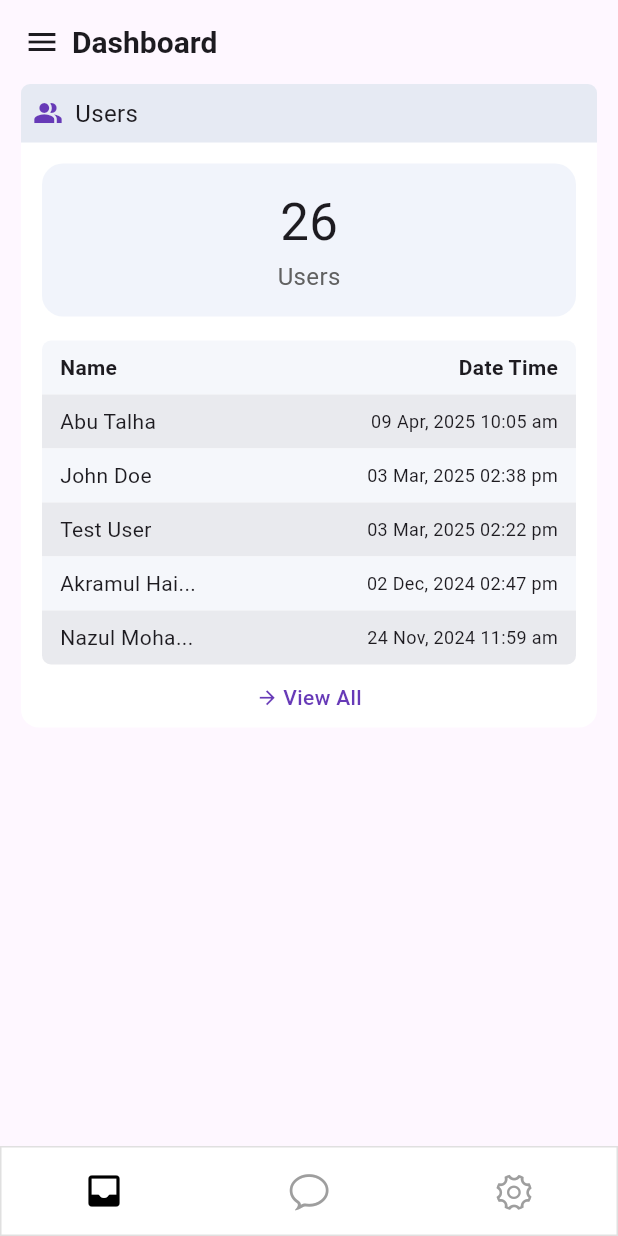
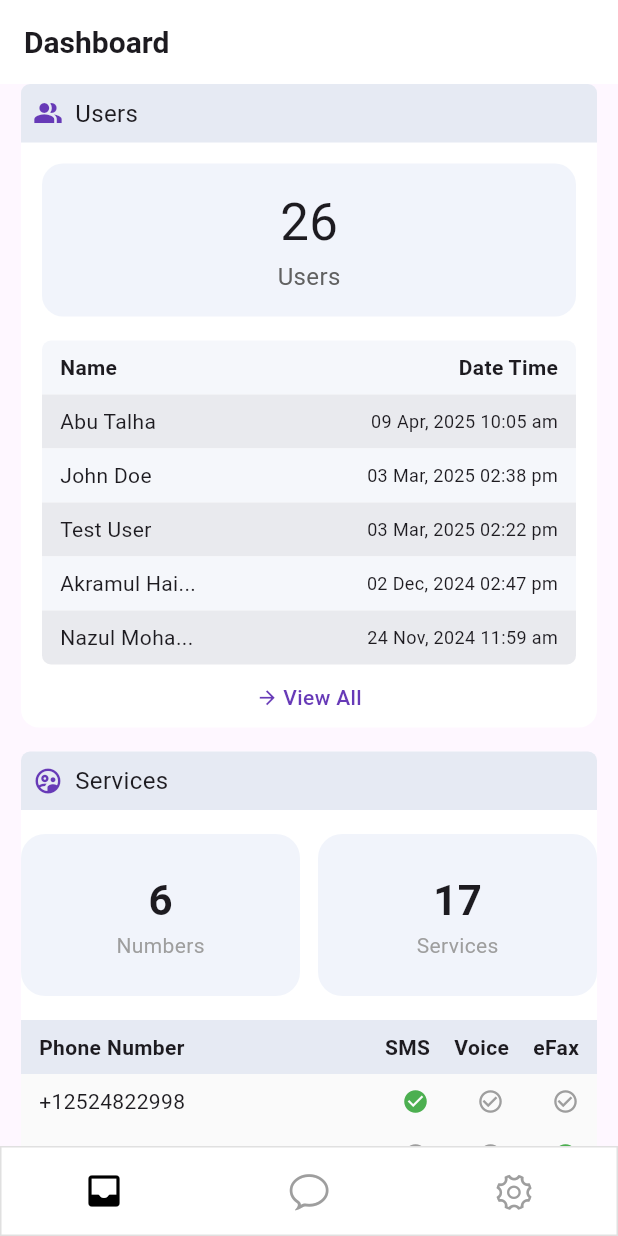
Before and after one commit to Shahin4292/Messaging-Apps, a Flutter app: the screen it shows after launch, on a phone screen of 412 x 824 dp. Run offline on Flutter 3.47's test engine with Material 3 defaults, Android fonts, the phone set to English and light mode, and no system bars; our stand-ins replace flutter_spinkit, get, image_picker.

Commit message:
more changes

```diff
--- a/lib/view/home_view/home_view.dart
+++ b/lib/view/home_view/home_view.dart
@@ -1,37 +1,44 @@
+import 'package:demo/view/home_view/widget/table_header.dart';
+import 'package:demo/view/home_view/widget/table_row.dart';
+import 'package:demo/view/home_view/widget/users_all_view.dart';
 import 'package:flutter/material.dart';
 import 'package:get/get.dart';
 import '../../viewModel/chat_controller/chat_controller.dart';
+
+
 
 class HomeView extends StatelessWidget {
   HomeView({super.key});
 
   final ChatController controller = Get.put(ChatController());
 
+  final phoneServices = const [
+    {'number': '+12524822998', 'sms': true, 'voice': false, 'efax': false},
+    {'number': '+12145630000', 'sms': false, 'voice': false, 'efax': true},
+    {'number': '+17862928609', 'sms': false, 'voice': false, 'efax': false},
+    {'number': '+14079321363', 'sms': true, 'voice': true, 'efax': true},
+    {'number': '+8801889560218', 'sms': false, 'voice': false, 'efax': false},
+  ];
+
   @override
   Widget build(BuildContext context) {
     return Scaffold(
-      // backgroundColor: Colors.white,
       appBar: AppBar(
         centerTitle: false,
-        automaticallyImplyLeading: false,
-        forceMaterialTransparency: true,
         backgroundColor: Colors.white,
-        title: Row(
-          spacing: 8,
-          children: [
-            Icon(Icons.menu),
-            Text(
+        title: Text(
           "Dashboard",
           style: TextStyle(fontWeight: FontWeight.bold, fontSize: 20),
         ),
-          ],
-        ),
+        iconTheme: IconThemeData(color: Colors.deepPurple), // Drawer icon color
       ),
       body: SingleChildScrollView(
         scrollDirection: Axis.vertical,
         child: Padding(
           padding: EdgeInsets.only(left: 14, right: 14),
-          child: Container(
+          child: Column(
+            children: [
+              Container(
                 padding: EdgeInsets.only(bottom: 10),
                 width: MediaQuery.sizeOf(context).width,
                 decoration: BoxDecoration(
@@ -113,7 +120,9 @@ class HomeView extends StatelessWidget {
                     ),
                     const SizedBox(height: 12),
                     InkWell(
-                  onTap: () {},
+                      onTap: () {
+                        Navigator.push(context, MaterialPageRoute(builder: (context) => UsersPage()));
+                      },
                       child: Row(
                         mainAxisAlignment: MainAxisAlignment.center,
                         spacing: 3,
@@ -130,6 +139,67 @@ class HomeView extends StatelessWidget {
                               fontWeight: FontWeight.w500,
                             ),
                           ),
+
+                        ],
+                      ),
+                    ),
+                  ],
+                ),
+              ),
+              const SizedBox(height: 16),
+              Container(
+                padding: EdgeInsets.only(bottom: 10),
+                width: MediaQuery.sizeOf(context).width,
+                decoration: BoxDecoration(
+                  color: Colors.white,
+                  borderRadius: BorderRadius.circular(12),
+                ),
+                child: Column(
+                  children: [
+                    Container(
+                      width: MediaQuery.sizeOf(context).width,
+                      decoration: BoxDecoration(
+                        color: Color(0xFFE6EAF3),
+                        borderRadius: BorderRadius.only(
+                          topRight: Radius.circular(6),
+                          topLeft: Radius.circular(6),
+                        ),
+                      ),
+                      padding: EdgeInsets.symmetric(vertical: 8, horizontal: 8),
+                      child: Row(
+                        children: [
+                          Icon(
+                            Icons.supervised_user_circle_outlined,
+                            color: Colors.deepPurple,
+                            size: 20,
+                          ),
+                          SizedBox(width: 8),
+                          Text('Services', style: TextStyle(fontSize: 16)),
+                        ],
+                      ),
+                    ),
+                    const SizedBox(height: 16),
+                    Row(
+                      children: [
+                        _InfoCard(title: 'Numbers', count: 6),
+                        const SizedBox(width: 12),
+                        _InfoCard(title: 'Services', count: 17),
+                      ],
+                    ),
+                    const SizedBox(height: 16),
+                    _TableHeader(),
+                    ...phoneServices.map((data) => _PhoneRow(
+                      number: data['number'] as String,
+                      sms: data['sms'] as bool,
+                      voice: data['voice'] as bool,
+                      efax: data['efax'] as bool,
+                    )),
+                    const SizedBox(height: 12),
+                    InkWell(
+                      onTap: () {},
+                      child: const Text('→ View All',
+                          style: TextStyle(color: Colors.deepPurple, fontWeight: FontWeight.w600)),
+                    )
                   ],
                 ),
               ),
@@ -137,64 +207,100 @@ class HomeView extends StatelessWidget {
           ),
         ),
       ),
+    );
+  }
+}
+
+class _InfoCard extends StatelessWidget {
+  final String title;
+  final int count;
+
+  const _InfoCard({required this.title, required this.count});
+
+  @override
+  Widget build(BuildContext context) {
+    return Expanded(
+      child: Container(
+        padding: const EdgeInsets.symmetric(vertical: 24),
+        decoration: BoxDecoration(
+          color: const Color(0xFFF1F4FB),
+          borderRadius: BorderRadius.circular(16),
+        ),
+        child: Column(
+          children: [
+            Text('$count', style: const TextStyle(fontSize: 28, fontWeight: FontWeight.bold)),
+            Text(title, style: const TextStyle(fontSize: 14, color: Colors.grey)),
+          ],
+        ),
       ),
     );
   }
 }
 
-class TableHeader extends StatelessWidget {
-  const TableHeader({super.key});
-
+class _TableHeader extends StatelessWidget {
   @override
   Widget build(BuildContext context) {
     return Container(
-      margin: EdgeInsets.only(left: 14, right: 14),
-      decoration: BoxDecoration(
-        color: const Color(0xFFf5f7fb),
-        borderRadius: BorderRadius.only(
-          topLeft: Radius.circular(6),
-          topRight: Radius.circular(6),
-        ),
-      ),
+      color: const Color(0xFFE6EAF3),
       padding: const EdgeInsets.symmetric(vertical: 8, horizontal: 12),
       child: Row(
         children: const [
-          Expanded(
-            child: Text('Name', style: TextStyle(fontWeight: FontWeight.bold)),
-          ),
-          Text('Date Time', style: TextStyle(fontWeight: FontWeight.bold)),
+          Expanded(child: Text('Phone Number', style: TextStyle(fontWeight: FontWeight.bold))),
+          Text('SMS', style: TextStyle(fontWeight: FontWeight.bold)),
+          SizedBox(width: 16),
+          Text('Voice', style: TextStyle(fontWeight: FontWeight.bold)),
+          SizedBox(width: 16),
+          Text('eFax', style: TextStyle(fontWeight: FontWeight.bold)),
         ],
       ),
     );
   }
 }
 
-class UserRow extends StatelessWidget {
-  final String name;
-  final String date;
-  final Color color;
-  final BorderRadius? borderRadius;
+class _PhoneRow extends StatelessWidget {
+  final String number;
+  final bool sms;
+  final bool voice;
+  final bool efax;
 
-  const UserRow({
-    super.key,
-    required this.name,
-    required this.date,
-    required this.color,
-    this.borderRadius,
+  const _PhoneRow({
+    required this.number,
+    required this.sms,
+    required this.voice,
+    required this.efax,
   });
 
   @override
   Widget build(BuildContext context) {
     return Container(
-      margin: EdgeInsets.only(left: 14, right: 14),
-      decoration: BoxDecoration(color: color, borderRadius: borderRadius),
-      padding: EdgeInsets.symmetric(vertical: 8, horizontal: 12),
+      color: Colors.grey.withOpacity(0.05),
+      padding: const EdgeInsets.symmetric(vertical: 8, horizontal: 12),
       child: Row(
+        spacing: 8,
         children: [
-          Expanded(child: Text(name)),
-          Text(date, style: TextStyle(fontSize: 12)),
+          Expanded(child: Text(number)),
+          _ServiceIcon(active: sms),
+          const SizedBox(width: 16),
+          _ServiceIcon(active: voice),
+          const SizedBox(width: 16),
+          _ServiceIcon(active: efax),
         ],
       ),
     );
   }
 }
+
+class _ServiceIcon extends StatelessWidget {
+  final bool active;
+
+  const _ServiceIcon({required this.active});
+
+  @override
+  Widget build(BuildContext context) {
+    return Icon(
+      active ? Icons.check_circle : Icons.check_circle_outline,
+      color: active ? Colors.green : Colors.grey,
+      size: 18,
+    );
+  }
+}
```
Lines whose indentation alone changed are shown as unchanged.
